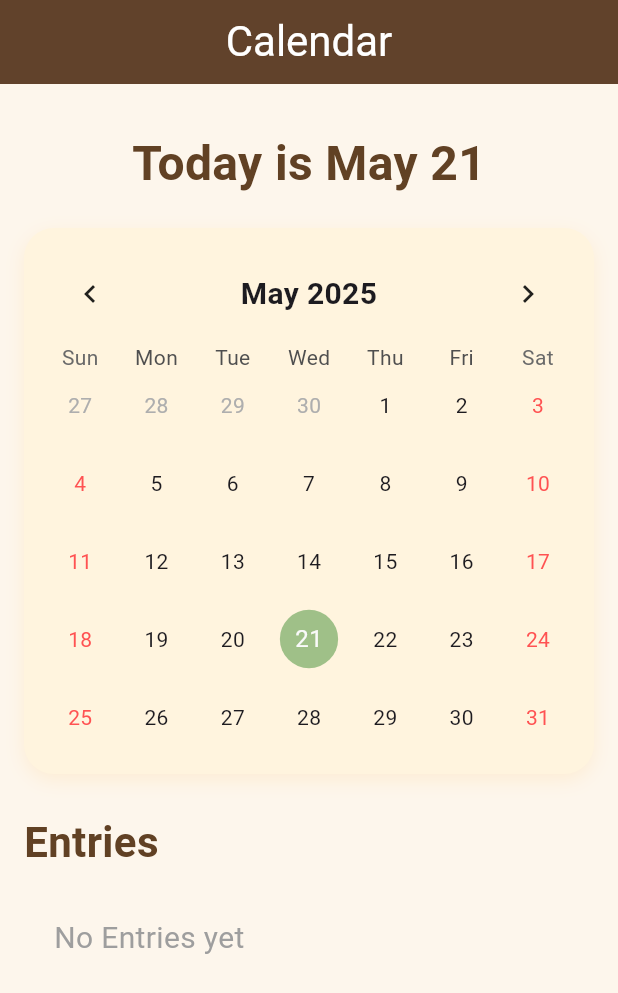
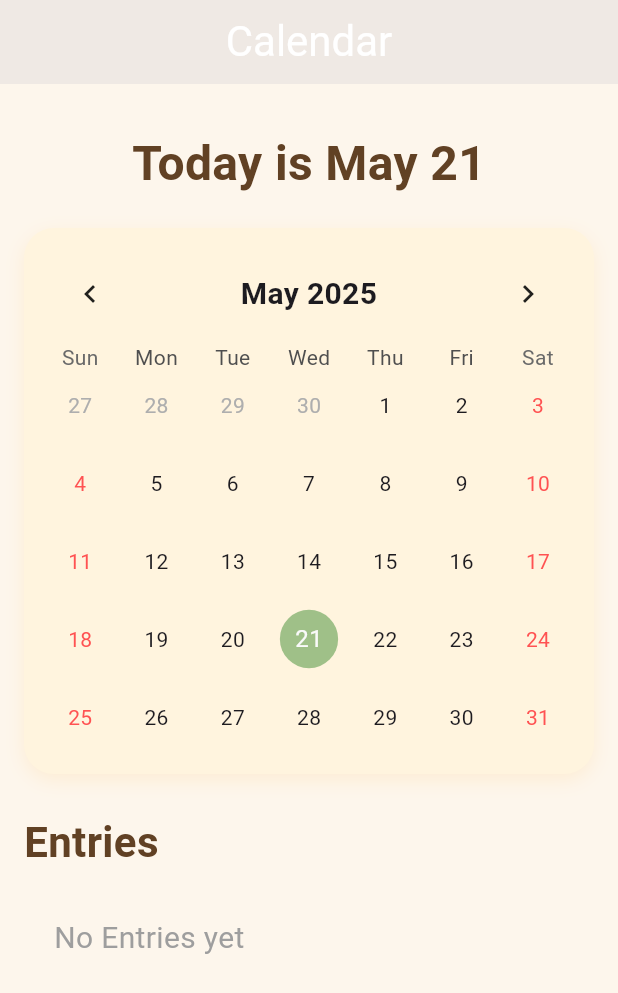
Before and after one commit to JArangali/Whispyr_Flutter_Finals, a Flutter app: the CalendarPage screen opened directly, on a phone screen of 412 x 824 dp. Shown: the top 993 px of the screen. Run offline on Flutter 3.47's test engine with Material 3 defaults, Android fonts, the phone set to English and light mode, and no system bars; drawn by our look-alikes of table_calendar; our stand-ins replace cloud_firestore, firebase_core, shared_preferences; accounts and stored records are empty.

Commit message:
header color
header color of calendar and create post is changed from brown to warm beige

```diff
--- a/lib/calendar.dart
+++ b/lib/calendar.dart
@@ -48,7 +48,7 @@ class _CalendarPageState extends State<CalendarPage> {
           style: TextStyle(fontSize: 28, color: Colors.white),
         ),
         centerTitle: true,
-        backgroundColor: const Color(0xFF614124), // her deep brown
+        backgroundColor: const Color(0xFFF6F1E7),// her deep brown
         elevation: 1,
       ),
       body: _loadingPenname
--- a/lib/create_whyspr.dart
+++ b/lib/create_whyspr.dart
@@ -112,7 +112,7 @@ class _CreateWhysperState extends State<CreateWhysper> {
       appBar: AppBar(
         title: Text('Create Entry', style: TextStyle(fontSize: 24, color: Colors.white)),
         centerTitle: true,
-        backgroundColor: Color(0xFF614124),
+        backgroundColor: const Color(0xFFF6F1E7),
         elevation: 3,
       ),
         body: SafeArea(
```
